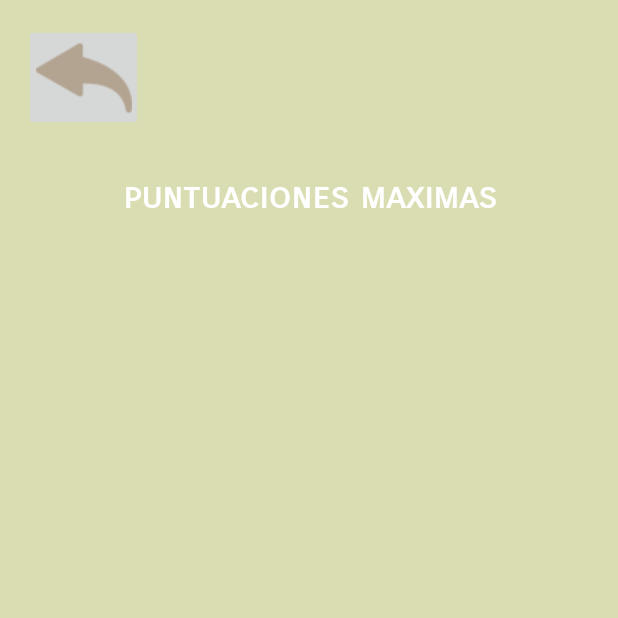
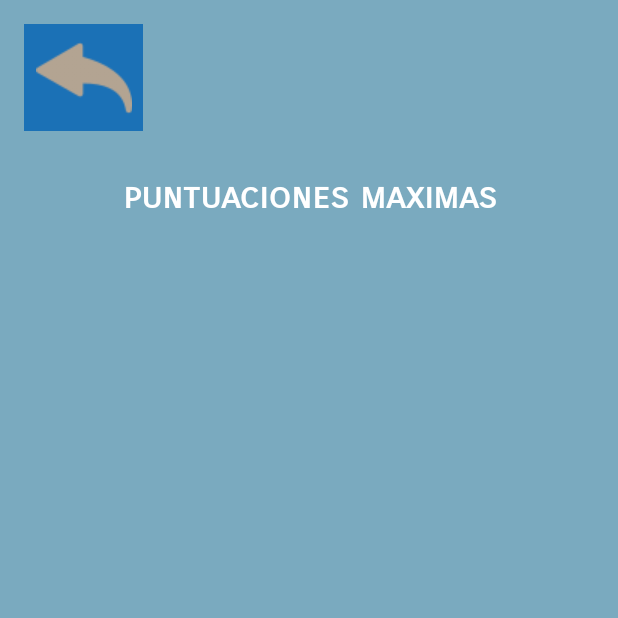
Before and after one commit to kaesly26/juego_memorama, an Android app: the puntajes screen opened directly, with no data from a screen before it, on a phone screen of 412 x 824 dp, the top half of it. Run offline under Robolectric (Android 15) with nearby library versions, the phone set to English and light mode, and no system bars.

```diff
--- a/app/src/main/res/layout/vistapuntajesmax.xml
+++ b/app/src/main/res/layout/vistapuntajesmax.xml
@@ -4,7 +4,7 @@
     xmlns:tools="http://schemas.android.com/tools"
     android:layout_width="match_parent"
     android:layout_height="match_parent"
-    android:background="#DADDB1">
+    android:background="#7AAABF">
 
     <androidx.constraintlayout.widget.ConstraintLayout
         android:layout_width="match_parent"
@@ -27,35 +27,14 @@
             app:layout_constraintStart_toStartOf="parent"
             app:layout_constraintTop_toTopOf="parent" />
 
-        <TableLayout
-            android:layout_width="104dp"
-            android:layout_height="95dp"
-            tools:layout_editor_absoluteX="193dp"
-            tools:layout_editor_absoluteY="483dp">
-
-            <TableRow
-                android:layout_width="match_parent"
-                android:layout_height="match_parent" />
-
-            <TableRow
-                android:layout_width="match_parent"
-                android:layout_height="match_parent" />
-
-            <TableRow
-                android:layout_width="match_parent"
-                android:layout_height="match_parent" />
-
-            <TableRow
-                android:layout_width="match_parent"
-                android:layout_height="match_parent" />
-        </TableLayout>
-
         <ImageButton
             android:id="@+id/volverbtn"
             android:layout_width="79dp"
             android:layout_height="71dp"
             android:layout_marginStart="16dp"
             android:layout_marginTop="16dp"
+            android:background="#2C5D85"
+            android:backgroundTint="#1B71B6"
             app:layout_constraintStart_toStartOf="parent"
             app:layout_constraintTop_toTopOf="parent"
             app:srcCompat="@drawable/flechaizquierda" />
```
Also changed, not shown: app/src/main/java/com/example/buscar_parejas_juego/NivelFacil.java (+38 -33 lines), app/src/main/res/layout/winner.xml (+20 -2 lines).
